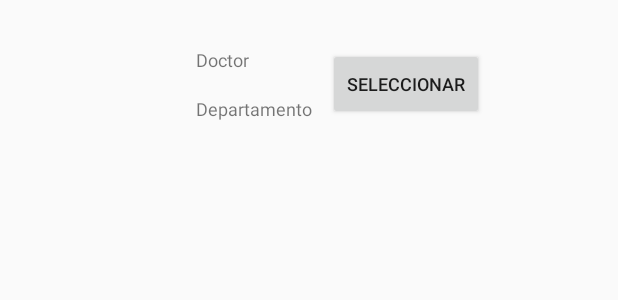
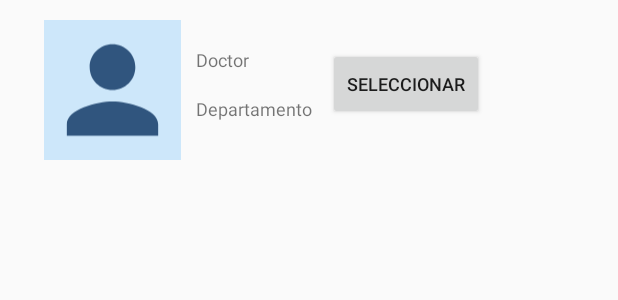
Before and after one commit to Nano4697/AppointMed, an Android app: the layout layout_doctor_list.xml on its own in the app's theme, with its tools: preview values and no code run, on a phone screen of 412 x 824 dp. Shown: the top 300 px of the screen. Run offline under Robolectric (Android 15) with nearby library versions, the phone set to English and light mode, and no system bars.

Commit message:
DoctorAdapter

```diff
--- a/app/build.gradle
+++ b/app/build.gradle
@@ -25,5 +25,9 @@ dependencies {
     testImplementation 'junit:junit:4.12'
     androidTestImplementation 'com.android.support.test:runner:1.0.2'
     androidTestImplementation 'com.android.support.test.espresso:espresso-core:3.0.2'
-    implementation 'com.android.support:appcompat-v7:27.1.1'
+    implementation 'com.android.support:appcompat-v7:28.0.0'
+    implementation ("com.github.bumptech.glide:glide:4.9.0@aar") {
+        transitive = true
+    }
+
 }
--- /dev/null
+++ b/app/src/main/res/drawable-anydpi/person.xml
@@ -0,0 +1,10 @@
+<vector xmlns:android="http://schemas.android.com/apk/res/android"
+    android:width="24dp"
+    android:height="24dp"
+    android:viewportWidth="24"
+    android:viewportHeight="24"
+    android:tint="@color/colorPrimary">
+    <path
+        android:fillColor="#FF000000"
+        android:pathData="M12,12c2.21,0 4,-1.79 4,-4s-1.79,-4 -4,-4 -4,1.79 -4,4 1.79,4 4,4zM12,14c-2.67,0 -8,1.34 -8,4v2h16v-2c0,-2.66 -5.33,-4 -8,-4z"/>
+</vector>
--- a/app/src/main/res/drawable-anydpi/search.xml
+++ b/app/src/main/res/drawable-anydpi/search.xml
@@ -3,7 +3,7 @@
     android:height="24dp"
     android:viewportWidth="24"
     android:viewportHeight="24"
-    android:tint="@color/colorSecundary">
+    android:tint="#8A8A8A">
     <path
         android:fillColor="#FF000000"
         android:pathData="M15.5,14h-0.79l-0.28,-0.27C15.41,12.59 16,11.11 16,9.5 16,5.91 13.09,3 9.5,3S3,5.91 3,9.5 5.91,16 9.5,16c1.61,0 3.09,-0.59 4.23,-1.57l0.27,0.28v0.79l5,4.99L20.49,19l-4.99,-5zM9.5,14C7.01,14 5,11.99 5,9.5S7.01,5 9.5,5 14,7.01 14,9.5 11.99,14 9.5,14z"/>
--- a/app/src/main/res/layout/layout_doctor_list.xml
+++ b/app/src/main/res/layout/layout_doctor_list.xml
@@ -1,5 +1,6 @@
 <?xml version="1.0" encoding="utf-8"?>
 <RelativeLayout xmlns:android="http://schemas.android.com/apk/res/android"
+    xmlns:app="http://schemas.android.com/apk/res-auto"
     android:layout_width="match_parent" android:layout_height="match_parent"
     android:padding="5dp">
 
@@ -20,7 +21,9 @@
             android:layout_width="91dp"
             android:layout_height="93dp"
             android:layout_marginTop="8dp"
-            android:layout_marginEnd="10dp" />
+            android:layout_marginEnd="10dp"
+            android:background="@color/colorAccent"
+            app:srcCompat="@drawable/person" />
 
         <LinearLayout
             android:layout_width="wrap_content"
--- a/build.gradle
+++ b/build.gradle
@@ -4,6 +4,8 @@ buildscript {
     repositories {
         google()
         jcenter()
+        mavenCentral()
+        maven { url 'https://maven.google.com' }
 
     }
     dependencies {
```
Also changed, not shown: app/src/main/java/com/example/appointmed/DoctorAdapter.java (added, +65 -0 lines), app/src/main/res/drawable-hdpi/person.png (added), app/src/main/res/drawable-mdpi/person.png (added), app/src/main/res/drawable-xhdpi/person.png (added), app/src/main/res/drawable-xxhdpi/person.png (added).
